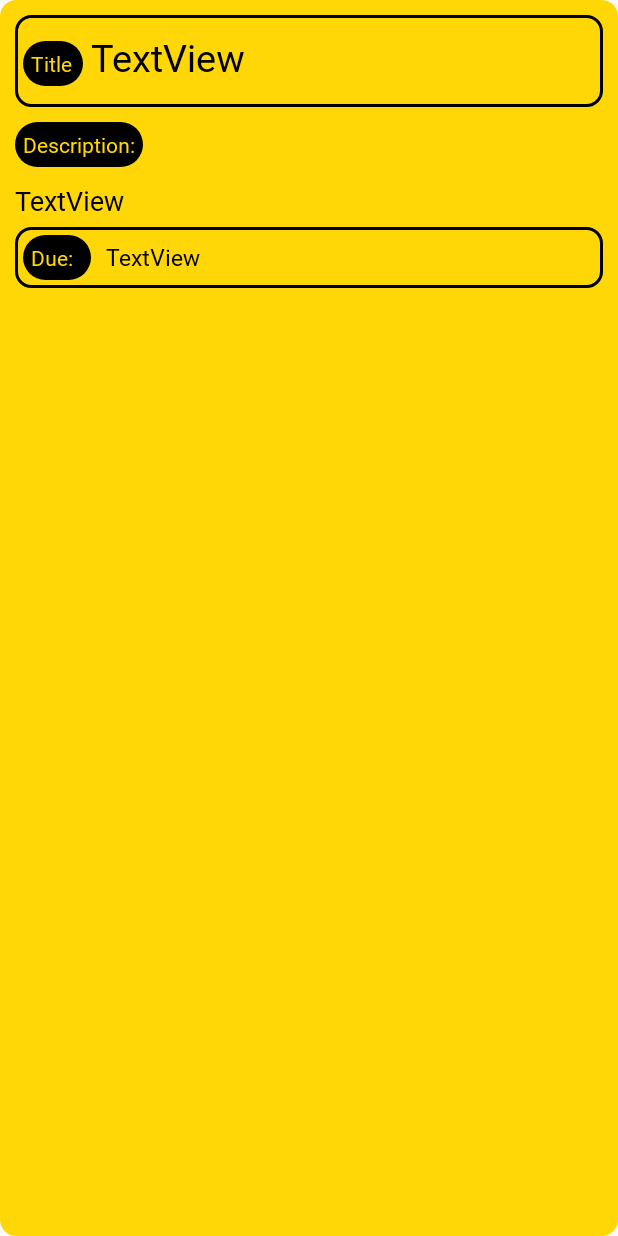
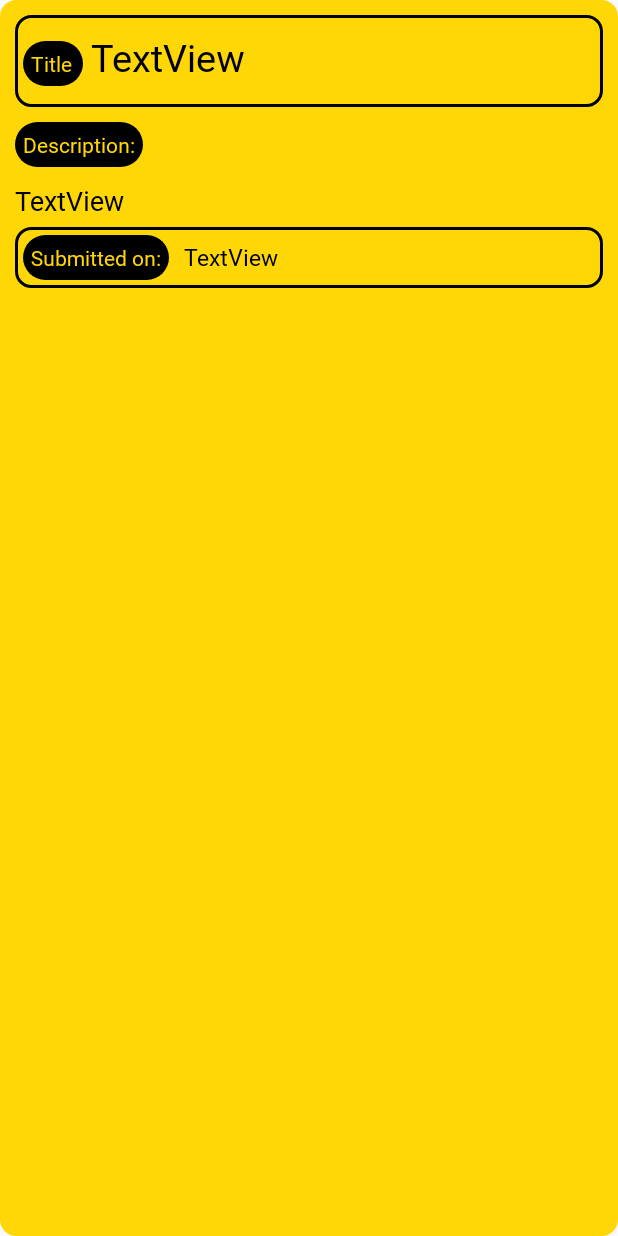
Before and after one commit to Tech-Elites/hustle_tarp, an Android app: the layout pending_issues_custom_layout.xml on its own in the app's theme, with its tools: preview values and no code run, on a phone screen of 412 x 824 dp. Run offline under Robolectric (Android 15) with nearby library versions, the light colour scheme and no system bars.

Commit message:
final designs

```diff
--- a/app/src/main/java/com/example/hustle_tarp/ViewExpandedIssueEmployee.java
+++ b/app/src/main/java/com/example/hustle_tarp/ViewExpandedIssueEmployee.java
@@ -35,7 +35,7 @@ public class ViewExpandedIssueEmployee extends AppCompatActivity {
     link_expandedViewIssuesEmployee,duedate_expandedViewIssuesEmployee;
     public void finishButtonEmployee(View v)
     {
-        Toast.makeText(this, "here in employee", Toast.LENGTH_SHORT).show();
+        //Toast.makeText(this, "here in employee", Toast.LENGTH_SHORT).show();
         databaseReference=firebaseDatabase.getReference().child("Team Alpha").child("solSubmitted");
         LayoutInflater factory = LayoutInflater.from(this);
         final View submitSolDialogView = factory.inflate(R.layout.submit_sol_employee_custom_alert_dialog, null);
--- a/app/src/main/java/com/example/hustle_tarp/teamDetailPage.java
+++ b/app/src/main/java/com/example/hustle_tarp/teamDetailPage.java
@@ -117,7 +117,7 @@ public class teamDetailPage extends Fragment {
     public void onViewCreated(@NonNull View view, @Nullable Bundle savedInstanceState) {
         super.onViewCreated(view, savedInstanceState);
         progressBar=getView().findViewById((R.id.progressBarTeamDetails));
-        progressBar.setVisibility(View.VISIBLE);
+        progressBar.setVisibility(View.INVISIBLE);
     }
 
     public class MyXAxisFormatter extends ValueFormatter {
--- a/app/src/main/res/layout/fragment_account_page.xml
+++ b/app/src/main/res/layout/fragment_account_page.xml
@@ -130,7 +130,7 @@
             android:layout_width="match_parent"
             android:layout_height="300dp"
             android:divider="@android:color/transparent"
-            android:padding="25dp"
+
             android:dividerHeight="10.0sp"
             android:layout_margin="10dp" />
 
--- a/app/src/main/res/layout/pending_issues_custom_layout.xml
+++ b/app/src/main/res/layout/pending_issues_custom_layout.xml
@@ -82,15 +82,15 @@
 
             <TextView
                 android:id="@+id/textView1562"
-                android:layout_width="90dp"
+                android:layout_width="wrap_content"
                 android:layout_height="wrap_content"
                 android:background="@drawable/rounded_edges"
                 android:backgroundTint="@color/black"
                 android:padding="5dp"
                 android:fontFamily="@font/nexabold"
-                android:layout_weight="1"
+
                 android:scrollbarSize="15dp"
-                android:text="Due:"
+                android:text="Submitted on:"
                 android:textColor="@color/yellow" />
 
             <TextView
```
